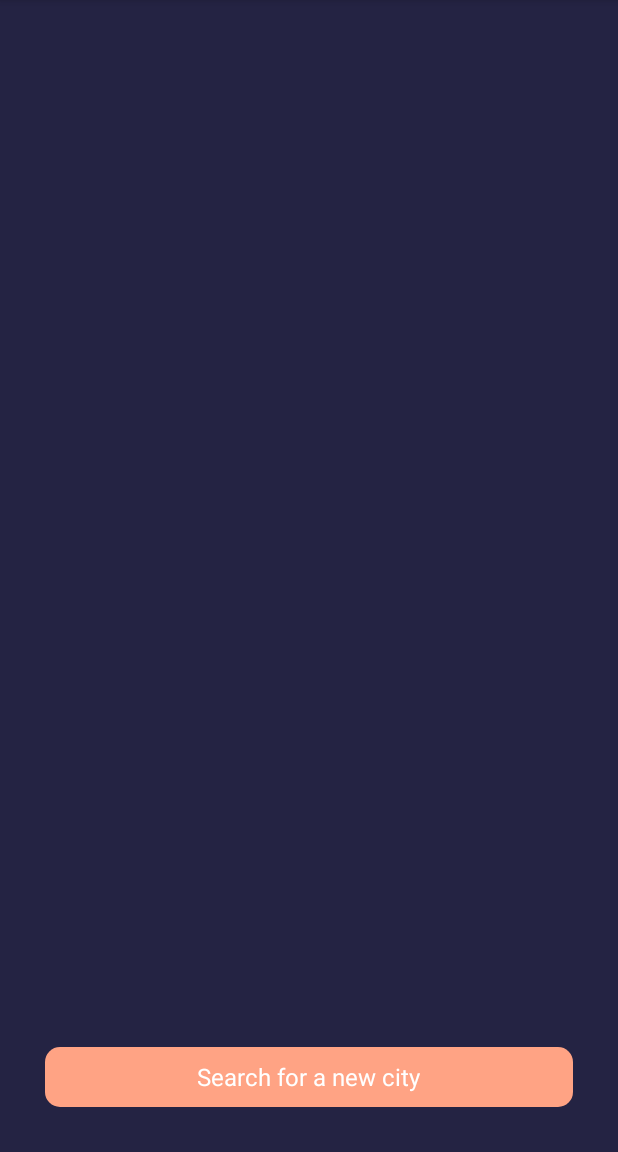
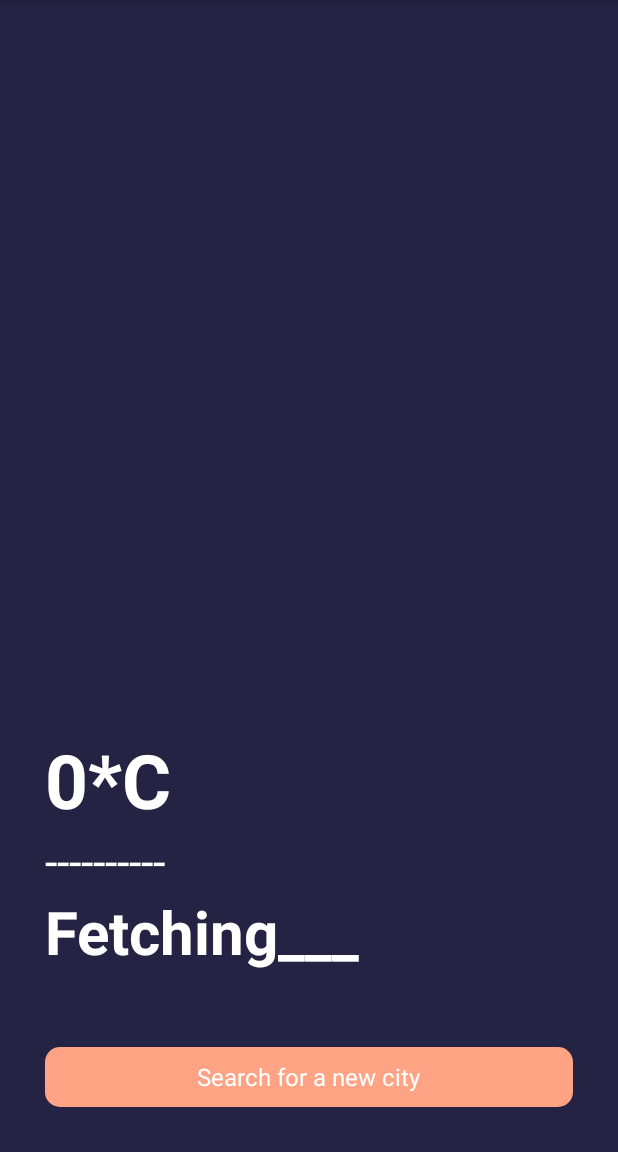
Before and after one commit to moiraleon/weather-app, an Android app: the screen it shows after launch (MainActivity), on a phone screen of 412 x 824 dp, the part 84-1236 px from its top. Run offline under Robolectric (Android 15) with nearby library versions, the phone set to English and light mode, and no system bars.

Commit message:
adding text views

```diff
--- a/app/src/main/res/layout/activity_main.xml
+++ b/app/src/main/res/layout/activity_main.xml
@@ -13,6 +13,40 @@
         android:layout_marginBottom="50dp"
         android:orientation="vertical"
         android:layout_above="@id/cityFinder">
+        <TextView
+            android:layout_width="wrap_content"
+            android:layout_height="wrap_content"
+            android:id="@+id/temperature"
+            android:paddingStart="30dp"
+            android:textSize="50sp"
+            android:textStyle="bold"
+            android:textColor="@color/white"
+            android:text="0*C">
+
+        </TextView>
+
+        <TextView
+            android:layout_width="match_parent"
+            android:layout_height="wrap_content"
+            android:id="@+id/weatherCondition"
+            android:textSize="30sp"
+            android:textColor="@color/white"
+            android:text="----------"
+            android:paddingStart="30sp">
+
+        </TextView>
+
+        <TextView
+            android:layout_width="match_parent"
+            android:layout_height="wrap_content"
+            android:id="@+id/cityName"
+            android:textStyle="bold"
+            android:textSize="40sp"
+            android:text="Fetching___"
+            android:paddingStart="30sp"
+            android:textColor="@color/white">
+
+        </TextView>
 
     </LinearLayout>
 
```
